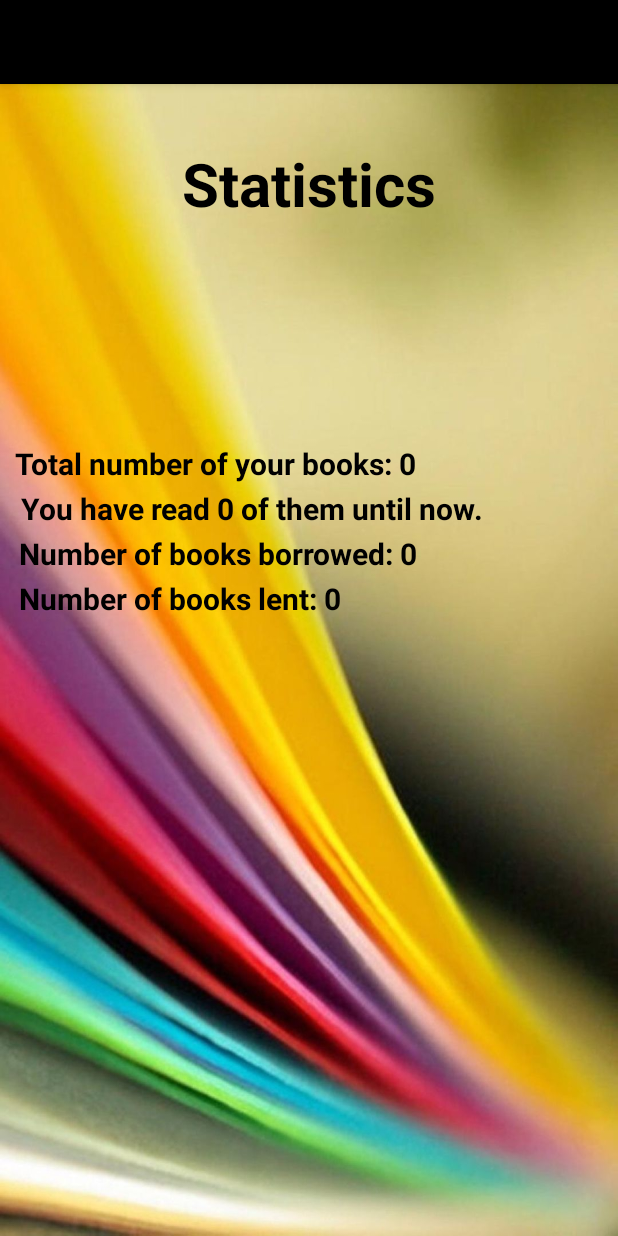
After one commit to radubotanel99/MyBooks, an Android app: the StatsActivity screen opened directly, with no data from a screen before it, on a phone screen of 412 x 824 dp. The commit adds this screen. Run offline under Robolectric (Android 15) with nearby library versions, the phone set to English and light mode, and no system bars.

Commit message:
Scanner improvements (not finished yet) and stats activity

```diff
--- a/app/src/main/AndroidManifest.xml
+++ b/app/src/main/AndroidManifest.xml
@@ -17,6 +17,9 @@
         android:theme="@style/Theme.FirstApp"
         android:usesCleartextTraffic="true"
         tools:targetApi="31">
+        <activity
+            android:name=".activities.StatsActivity"
+            android:exported="false" />
         <activity
             android:name=".activities.ViewOneBookActivity"
             android:exported="false" />
--- /dev/null
+++ b/app/src/main/java/com/firstapp/app/activities/StatsActivity.java
@@ -0,0 +1,37 @@
+package com.firstapp.app.activities;
+
+import androidx.appcompat.app.AppCompatActivity;
+
+import android.os.Bundle;
+import android.widget.TextView;
+
+import com.firstapp.app.R;
+import com.firstapp.app.database.Database;
+
+public class StatsActivity extends AppCompatActivity {
+
+    private TextView booksCountTextView;
+    private TextView booksReadCountTextView;
+    private TextView booksBorrowedCountTextView;
+    private TextView booksLentCountTextView;
+    private Database db;
+
+    @Override
+    protected void onCreate(Bundle savedInstanceState) {
+        super.onCreate(savedInstanceState);
+        setContentView(R.layout.activity_stats);
+
+        booksCountTextView = findViewById(R.id.booksCountTextView);
+        booksReadCountTextView = findViewById(R.id.booksReadCountTextView);
+        booksBorrowedCountTextView = findViewById(R.id.booksBorrowedCountTextView);
+        booksLentCountTextView = findViewById(R.id.booksLentCountTextView);
+
+        db = Database.getInstance(StatsActivity.this);
+
+        booksCountTextView.setText("Total number of your books: " + String.valueOf(db.getBooksNUmber()));
+        booksReadCountTextView.setText("You have read " + String.valueOf(db.getBooksReadNumber()) + " of them until now.");
+        booksBorrowedCountTextView.setText("Number of books borrowed: " + String.valueOf(db.getBooksBorrowedNumber()));
+        booksLentCountTextView.setText("Number of books lent: " + String.valueOf(db.getBooksLentNumber()));
+
+    }
+}
--- a/app/src/main/java/com/firstapp/app/activities/ViewBooksActivity.java
+++ b/app/src/main/java/com/firstapp/app/activities/ViewBooksActivity.java
@@ -100,7 +100,7 @@ public class ViewBooksActivity extends AppCompatActivity {
     private void getBookInfo(String isbn) {
         mRequestQueue = Volley.newRequestQueue(ViewBooksActivity.this);
         mRequestQueue.getCache().clear();
-        String url = "https://www.googleapis.com/books/v1/volumes?q=" + isbn;
+        String url = "https://www.googleapis.com/books/v1/volumes?q=isbn:" + isbn;
         RequestQueue queue = Volley.newRequestQueue(ViewBooksActivity.this);
 
         JsonObjectRequest booksObjrequest = new JsonObjectRequest(Request.Method.GET, url, null, new Response.Listener<JSONObject>() {
--- a/app/src/main/java/com/firstapp/app/database/BookManager.java
+++ b/app/src/main/java/com/firstapp/app/database/BookManager.java
@@ -181,7 +181,19 @@ public class BookManager {
     }
 
     public int getBooksReadNumber(SQLiteDatabase db) {
-        String query = "SELECT COUNT(*) FROM " + TABLE_NAME  + " WHERE read=1";
+        return getBooksWithPropertyNumber(db, READ_COL);
+    }
+
+    public int getBooksBorrowedNumber(SQLiteDatabase db) {
+        return getBooksWithPropertyNumber(db, BORROWED_COL);
+    }
+
+    public int getBooksLentNumber(SQLiteDatabase db) {
+        return getBooksWithPropertyNumber(db, LENT_COL);
+    }
+
+    private int getBooksWithPropertyNumber(SQLiteDatabase db, String colName) {
+        String query = "SELECT COUNT(*) FROM " + TABLE_NAME  + " WHERE " + colName + "=1";
         Cursor cursor = db.rawQuery(query, null);
         int count = 0;
         if (cursor.moveToFirst()) {
--- a/app/src/main/java/com/firstapp/app/database/Database.java
+++ b/app/src/main/java/com/firstapp/app/database/Database.java
@@ -137,6 +137,16 @@ public class Database extends SQLiteOpenHelper {
         return bookManager.getBooksReadNumber(db);
     }
 
+    public int getBooksBorrowedNumber() {
+        SQLiteDatabase db = this.getWritableDatabase();
+        return bookManager.getBooksBorrowedNumber(db);
+    }
+
+    public int getBooksLentNumber() {
+        SQLiteDatabase db = this.getWritableDatabase();
+        return bookManager.getBooksLentNumber(db);
+    }
+
     public void alterDatabase() {
 //        SQLiteDatabase db = getWritableDatabase();
 //        String sql = "ALTER TABLE book ADD COLUMN read INTEGER DEFAULT 0;";
--- /dev/null
+++ b/app/src/main/res/layout/activity_stats.xml
@@ -0,0 +1,101 @@
+<?xml version="1.0" encoding="utf-8"?>
+<androidx.constraintlayout.widget.ConstraintLayout xmlns:android="http://schemas.android.com/apk/res/android"
+    xmlns:app="http://schemas.android.com/apk/res-auto"
+    xmlns:tools="http://schemas.android.com/tools"
+    android:layout_width="match_parent"
+    android:layout_height="match_parent"
+    android:background="@drawable/stats"
+    tools:context=".activities.StatsActivity">
+
+    <androidx.constraintlayout.widget.ConstraintLayout
+        android:layout_width="0dp"
+        android:layout_height="0dp"
+        android:layout_marginStart="1dp"
+        android:layout_marginTop="1dp"
+        android:layout_marginEnd="1dp"
+        android:layout_marginBottom="1dp"
+        app:layout_constraintBottom_toBottomOf="parent"
+        app:layout_constraintEnd_toEndOf="parent"
+        app:layout_constraintHorizontal_bias="0.0"
+        app:layout_constraintStart_toStartOf="parent"
+        app:layout_constraintTop_toTopOf="parent"
+        app:layout_constraintVertical_bias="1.0"
+        app:layout_constraintWidth_default="percent"
+        app:layout_constraintWidth_percent="1"
+        app:layout_constraintHeight_default="percent"
+        app:layout_constraintHeight_percent="1"
+        >
+
+        <TextView
+            android:id="@+id/titleTextView"
+            android:layout_width="wrap_content"
+            android:layout_height="wrap_content"
+            android:layout_marginTop="40dp"
+            android:text="Statistics"
+            android:textColor="#000000"
+            android:textSize="40sp"
+            android:textStyle="bold"
+            app:layout_constraintEnd_toEndOf="parent"
+            app:layout_constraintHorizontal_bias="0.495"
+            app:layout_constraintStart_toStartOf="parent"
+            app:layout_constraintTop_toTopOf="parent" />
+
+        <TextView
+            android:id="@+id/booksCountTextView"
+            android:layout_width="wrap_content"
+            android:layout_height="wrap_content"
+            android:layout_marginTop="240dp"
+            android:text="Total Number of Books: 0"
+            android:textColor="#000000"
+            android:textSize="20sp"
+            android:textStyle="bold"
+            app:layout_constraintEnd_toEndOf="parent"
+            app:layout_constraintHorizontal_bias="0.06"
+            app:layout_constraintStart_toStartOf="parent"
+            app:layout_constraintTop_toTopOf="parent" />
+
+        <TextView
+            android:id="@+id/booksReadCountTextView"
+            android:layout_width="wrap_content"
+            android:layout_height="wrap_content"
+            android:layout_marginTop="270dp"
+            android:text="Number of Books You Have Read: 0"
+            android:textColor="#000000"
+            android:textSize="20sp"
+            android:textStyle="bold"
+            app:layout_constraintEnd_toEndOf="parent"
+            app:layout_constraintHorizontal_bias="0.121"
+            app:layout_constraintStart_toStartOf="parent"
+            app:layout_constraintTop_toTopOf="parent" />
+
+        <TextView
+            android:id="@+id/booksBorrowedCountTextView"
+            android:layout_width="wrap_content"
+            android:layout_height="wrap_content"
+            android:layout_marginTop="300dp"
+            android:text="Number of Borrowed Books: 0"
+            android:textColor="#000000"
+            android:textSize="20sp"
+            android:textStyle="bold"
+            app:layout_constraintEnd_toEndOf="parent"
+            app:layout_constraintHorizontal_bias="0.079"
+            app:layout_constraintStart_toStartOf="parent"
+            app:layout_constraintTop_toTopOf="parent" />
+
+        <TextView
+            android:id="@+id/booksLentCountTextView"
+            android:layout_width="wrap_content"
+            android:layout_height="wrap_content"
+            android:layout_marginTop="330dp"
+            android:text="Number of Lent Books: 0"
+            android:textColor="#000000"
+            android:textSize="20sp"
+            android:textStyle="bold"
+            app:layout_constraintEnd_toEndOf="parent"
+            app:layout_constraintHorizontal_bias="0.059"
+            app:layout_constraintStart_toStartOf="parent"
+            app:layout_constraintTop_toTopOf="parent" />
+
+    </androidx.constraintlayout.widget.ConstraintLayout>
+
+</androidx.constraintlayout.widget.ConstraintLayout>
```
Also changed, not shown: app/src/main/java/com/firstapp/app/activities/AdministrationActivity.java (+13 -27 lines), app/src/main/res/layout/activity_administration.xml (+16 -26 lines), app/src/main/res/drawable/stats.jpg (added).
